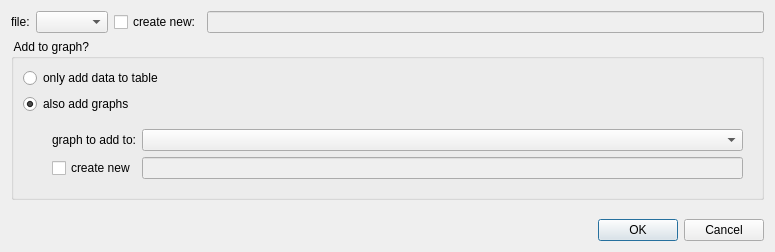
jkriege2/QuickFit3, file libqf3widgets/qfplottercopytotabledialog.ui: the form before one commit.
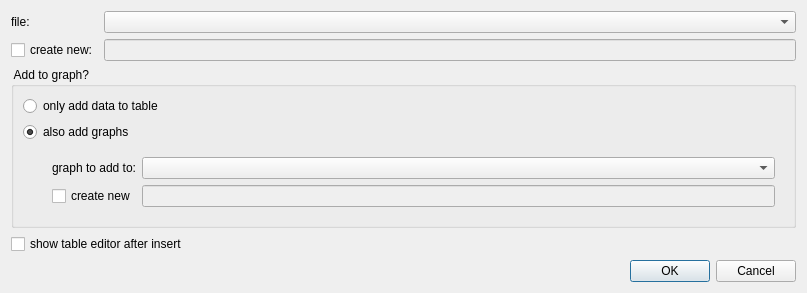
The form after the commit. Custom widgets are drawn as their Qt base class.

```diff
--- a/libqf3widgets/qfplottercopytotabledialog.ui
+++ b/libqf3widgets/qfplottercopytotabledialog.ui
@@ -6,8 +6,8 @@
    <rect>
     <x>0</x>
     <y>0</y>
-    <width>775</width>
-    <height>252</height>
+    <width>807</width>
+    <height>285</height>
    </rect>
   </property>
   <property name="windowTitle">
@@ -15,25 +15,25 @@
   </property>
   <layout class="QVBoxLayout" name="verticalLayout_2">
    <item>
-    <layout class="QHBoxLayout" name="horizontalLayout">
-     <item>
+    <layout class="QGridLayout" name="gridLayout_2">
+     <item row="0" column="0">
       <widget class="QLabel" name="label">
        <property name="text">
         <string>file:</string>
        </property>
       </widget>
      </item>
-     <item>
+     <item row="0" column="1">
       <widget class="QFRDRTableComboBox" name="cmbRDR"/>
      </item>
-     <item>
+     <item row="1" column="0">
       <widget class="QCheckBox" name="chkNewTable">
        <property name="text">
         <string>create new:</string>
        </property>
       </widget>
      </item>
-     <item>
+     <item row="1" column="1">
       <widget class="QLineEdit" name="edtNewTableName">
        <property name="enabled">
         <bool>false</bool>
@@ -114,6 +114,13 @@
      </layout>
     </widget>
    </item>
+   <item>
+    <widget class="QCheckBox" name="chkShowTableEditor">
+     <property name="text">
+      <string>show table editor after insert</string>
+     </property>
+    </widget>
+   </item>
    <item>
     <spacer name="verticalSpacer">
      <property name="orientation">
```
Left out of the diff: 84 changed lines with no effect on the pictures.
